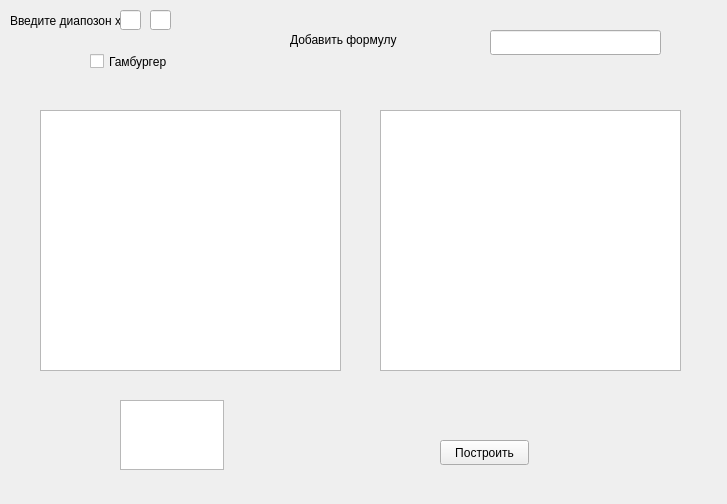
Before: the Qt Designer form PyQtGraph/ui/grapth1.ui in Elizaveta-pl/d-19, drawn with Qt 5.
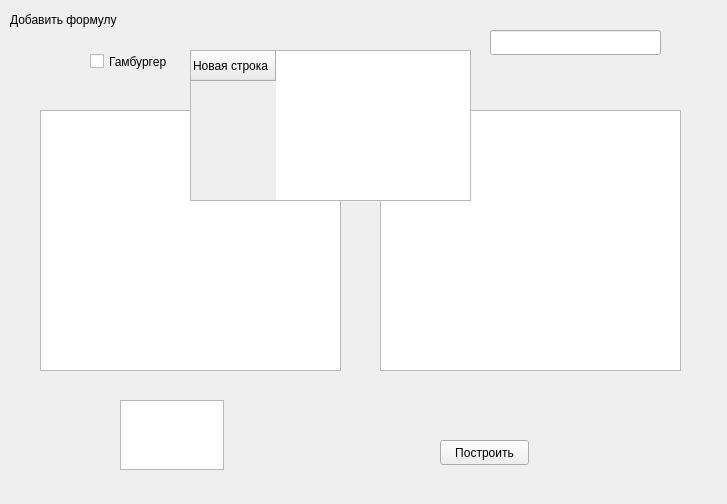
After: the same form once the commit is applied.

What changed in the file:
```diff
--- a/PyQtGraph/ui/grapth1.ui
+++ b/PyQtGraph/ui/grapth1.ui
@@ -62,8 +62,8 @@
   <widget class="QLabel" name="label">
    <property name="geometry">
     <rect>
-     <x>290</x>
-     <y>30</y>
+     <x>10</x>
+     <y>10</y>
      <width>201</width>
      <height>20</height>
     </rect>
@@ -98,38 +98,36 @@
     <bool>false</bool>
    </property>
   </widget>
-  <widget class="QLabel" name="label_2">
+  <widget class="QTableWidget" name="checkWidget">
    <property name="geometry">
     <rect>
-     <x>10</x>
-     <y>10</y>
-     <width>111</width>
-     <height>21</height>
+     <x>190</x>
+     <y>50</y>
+     <width>281</width>
+     <height>151</height>
     </rect>
    </property>
-   <property name="text">
-    <string>Введите диапозон х</string>
-   </property>
-  </widget>
-  <widget class="QLineEdit" name="lineEdit_xk">
-   <property name="geometry">
-    <rect>
-     <x>150</x>
-     <y>10</y>
-     <width>21</width>
-     <height>20</height>
-    </rect>
-   </property>
-  </widget>
-  <widget class="QLineEdit" name="lineEdit_xn">
-   <property name="geometry">
-    <rect>
-     <x>120</x>
-     <y>10</y>
-     <width>21</width>
-     <height>20</height>
-    </rect>
-   </property>
+   <row>
+    <property name="text">
+     <string>Новая строка</string>
+    </property>
+    <property name="background">
+     <color>
+      <red>173</red>
+      <green>127</green>
+      <blue>168</blue>
+     </color>
+    </property>
+    <property name="foreground">
+     <brush brushstyle="NoBrush">
+      <color alpha="255">
+       <red>0</red>
+       <green>0</green>
+       <blue>0</blue>
+      </color>
+     </brush>
+    </property>
+   </row>
   </widget>
   <zorder>listViewGrapth</zorder>
   <zorder>pushBuild</zorder>
@@ -138,9 +136,7 @@
   <zorder>listWidgetGrapth</zorder>
   <zorder>check</zorder>
   <zorder>Gamburger</zorder>
-  <zorder>label_2</zorder>
-  <zorder>lineEdit_xk</zorder>
-  <zorder>lineEdit_xn</zorder>
+  <zorder>checkWidget</zorder>
  </widget>
  <resources/>
  <connections/>
```
